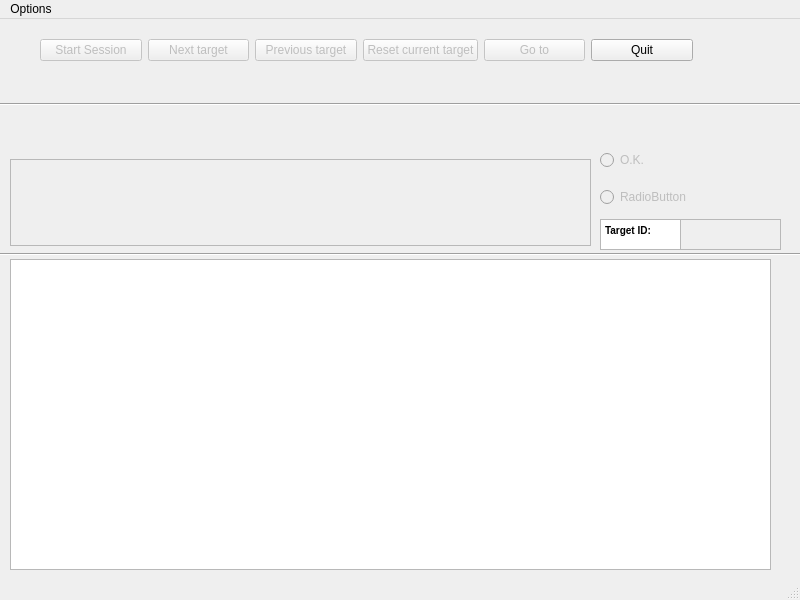
Before: the Qt Designer form wacom_recorder/recorder_ui.ui in drordotan/writracker, drawn with Qt 5.
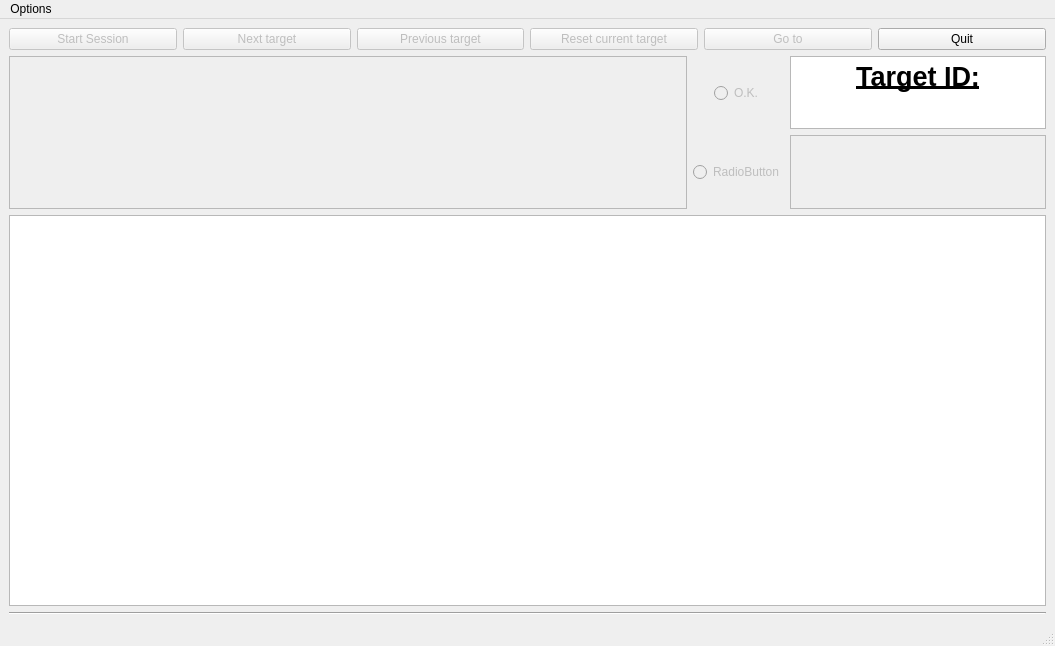
After: the same form once the commit is applied.

Commit message:
[recorder] add read next target, and present it
Add functionality for reading next target and present it inside the GUI,
and also the matching target ID.
this commit contains beta-version of painting inside graphicarea, not
working yet.

Patch:
```diff
--- a/wacom_recorder/recorder_ui.ui
+++ b/wacom_recorder/recorder_ui.ui
@@ -6,8 +6,8 @@
    <rect>
     <x>0</x>
     <y>0</y>
-    <width>800</width>
-    <height>600</height>
+    <width>1055</width>
+    <height>646</height>
    </rect>
   </property>
   <property name="windowTitle">
@@ -17,15 +17,15 @@
    <bool>false</bool>
   </property>
   <widget class="QWidget" name="centralwidget">
-   <widget class="QWidget" name="horizontalLayoutWidget">
-    <property name="geometry">
-     <rect>
-      <x>40</x>
-      <y>20</y>
-      <width>653</width>
-      <height>41</height>
-     </rect>
-    </property>
+   <layout class="QGridLayout" name="gridLayout">
+    <item row="3" column="0">
+     <widget class="Line" name="line">
+      <property name="orientation">
+       <enum>Qt::Horizontal</enum>
+      </property>
+     </widget>
+    </item>
+    <item row="0" column="0">
     <layout class="QHBoxLayout" name="horizontalLayout">
      <item alignment="Qt::AlignTop">
       <widget class="QPushButton" name="start_ssn_btn">
@@ -100,58 +100,26 @@
       </widget>
      </item>
     </layout>
-   </widget>
-   <widget class="QGraphicsView" name="tablet_paint_graphicsview">
-    <property name="geometry">
-     <rect>
-      <x>10</x>
-      <y>240</y>
-      <width>761</width>
-      <height>311</height>
-     </rect>
-    </property>
-   </widget>
+    </item>
+    <item row="1" column="0">
+     <layout class="QHBoxLayout" name="horizontalLayout_4">
+      <item>
    <widget class="QTextEdit" name="target_textedit">
     <property name="enabled">
      <bool>false</bool>
     </property>
-    <property name="geometry">
-     <rect>
-      <x>10</x>
-      <y>140</y>
-      <width>581</width>
-      <height>87</height>
-     </rect>
-    </property>
-   </widget>
-   <widget class="QTextEdit" name="targetnum_textedit_text">
-    <property name="geometry">
-     <rect>
-      <x>600</x>
-      <y>200</y>
-      <width>81</width>
-      <height>31</height>
-     </rect>
-    </property>
-    <property name="html">
-     <string>&lt;!DOCTYPE HTML PUBLIC &quot;-//W3C//DTD HTML 4.0//EN&quot; &quot;http://www.w3.org/TR/REC-html40/strict.dtd&quot;&gt;
-&lt;html&gt;&lt;head&gt;&lt;meta name=&quot;qrichtext&quot; content=&quot;1&quot; /&gt;&lt;style type=&quot;text/css&quot;&gt;
-p, li { white-space: pre-wrap; }
-&lt;/style&gt;&lt;/head&gt;&lt;body style=&quot; font-family:'MS Shell Dlg 2'; font-size:7.8pt; font-weight:400; font-style:normal;&quot;&gt;
-&lt;p style=&quot; margin-top:0px; margin-bottom:0px; margin-left:0px; margin-right:0px; -qt-block-indent:0; text-indent:0px;&quot;&gt;&lt;span style=&quot; font-weight:600;&quot;&gt;Target ID:&lt;/span&gt;&lt;/p&gt;&lt;/body&gt;&lt;/html&gt;</string>
-    </property>
-   </widget>
-   <widget class="QWidget" name="verticalLayoutWidget">
-    <property name="geometry">
-     <rect>
-      <x>600</x>
-      <y>120</y>
-      <width>160</width>
-      <height>80</height>
-     </rect>
-    </property>
+        <property name="font">
+         <font>
+          <pointsize>25</pointsize>
+          <weight>75</weight>
+          <bold>true</bold>
+         </font>
+        </property>
+       </widget>
+      </item>
+      <item>
     <layout class="QVBoxLayout" name="verticalLayout_3">
-     <item>
+        <item alignment="Qt::AlignHCenter|Qt::AlignVCenter">
       <widget class="QRadioButton" name="traj_radiobtn_ok">
        <property name="enabled">
         <bool>false</bool>
@@ -164,7 +132,7 @@
        </property>
       </widget>
      </item>
-     <item>
+        <item alignment="Qt::AlignHCenter|Qt::AlignVCenter">
       <widget class="QRadioButton" name="traj_radiobtn_err">
        <property name="enabled">
         <bool>false</bool>
@@ -178,53 +146,61 @@
       </widget>
      </item>
     </layout>
-   </widget>
-   <widget class="Line" name="line">
-    <property name="geometry">
-     <rect>
-      <x>0</x>
-      <y>220</y>
-      <width>801</width>
-      <height>30</height>
-     </rect>
-    </property>
-    <property name="orientation">
-     <enum>Qt::Horizontal</enum>
-    </property>
-   </widget>
-   <widget class="Line" name="line_2">
-    <property name="geometry">
-     <rect>
-      <x>0</x>
-      <y>70</y>
-      <width>801</width>
-      <height>30</height>
-     </rect>
-    </property>
-    <property name="orientation">
-     <enum>Qt::Horizontal</enum>
-    </property>
-   </widget>
+      </item>
+      <item>
+       <layout class="QVBoxLayout" name="verticalLayout_2">
+        <item alignment="Qt::AlignHCenter">
+         <widget class="QTextEdit" name="targetnum_textedit_text">
+          <property name="font">
+           <font>
+            <underline>true</underline>
+           </font>
+          </property>
+          <property name="html">
+           <string>&lt;!DOCTYPE HTML PUBLIC &quot;-//W3C//DTD HTML 4.0//EN&quot; &quot;http://www.w3.org/TR/REC-html40/strict.dtd&quot;&gt;
+&lt;html&gt;&lt;head&gt;&lt;meta name=&quot;qrichtext&quot; content=&quot;1&quot; /&gt;&lt;style type=&quot;text/css&quot;&gt;
+p, li { white-space: pre-wrap; }
+&lt;/style&gt;&lt;/head&gt;&lt;body style=&quot; font-family:'MS Shell Dlg 2'; font-size:7.8pt; font-weight:400; font-style:normal;&quot;&gt;
+&lt;p align=&quot;center&quot; style=&quot; margin-top:0px; margin-bottom:0px; margin-left:0px; margin-right:0px; -qt-block-indent:0; text-indent:0px;&quot;&gt;&lt;span style=&quot; font-size:20pt; font-weight:600;&quot;&gt;Target ID:&lt;/span&gt;&lt;/p&gt;&lt;/body&gt;&lt;/html&gt;</string>
+          </property>
+         </widget>
+        </item>
+        <item alignment="Qt::AlignHCenter">
    <widget class="QTextEdit" name="targetnum_textedit_value">
     <property name="enabled">
      <bool>false</bool>
     </property>
-    <property name="geometry">
-     <rect>
-      <x>680</x>
-      <y>200</y>
-      <width>101</width>
-      <height>31</height>
-     </rect>
-    </property>
-   </widget>
+          <property name="font">
+           <font>
+            <pointsize>20</pointsize>
+            <weight>75</weight>
+            <bold>true</bold>
+           </font>
+          </property>
+         </widget>
+        </item>
+       </layout>
+      </item>
+     </layout>
+    </item>
+    <item row="2" column="0">
+     <widget class="QGraphicsView" name="tablet_paint_graphicsview">
+      <property name="minimumSize">
+       <size>
+        <width>0</width>
+        <height>391</height>
+       </size>
+      </property>
+     </widget>
+    </item>
+   </layout>
   </widget>
   <widget class="QMenuBar" name="menubar">
    <property name="geometry">
     <rect>
      <x>0</x>
      <y>0</y>
-     <width>800</width>
+     <width>1055</width>
      <height>26</height>
     </rect>
    </property>
```
Lines whose indentation alone changed are shown as unchanged. The commit also changes 1 other file.
